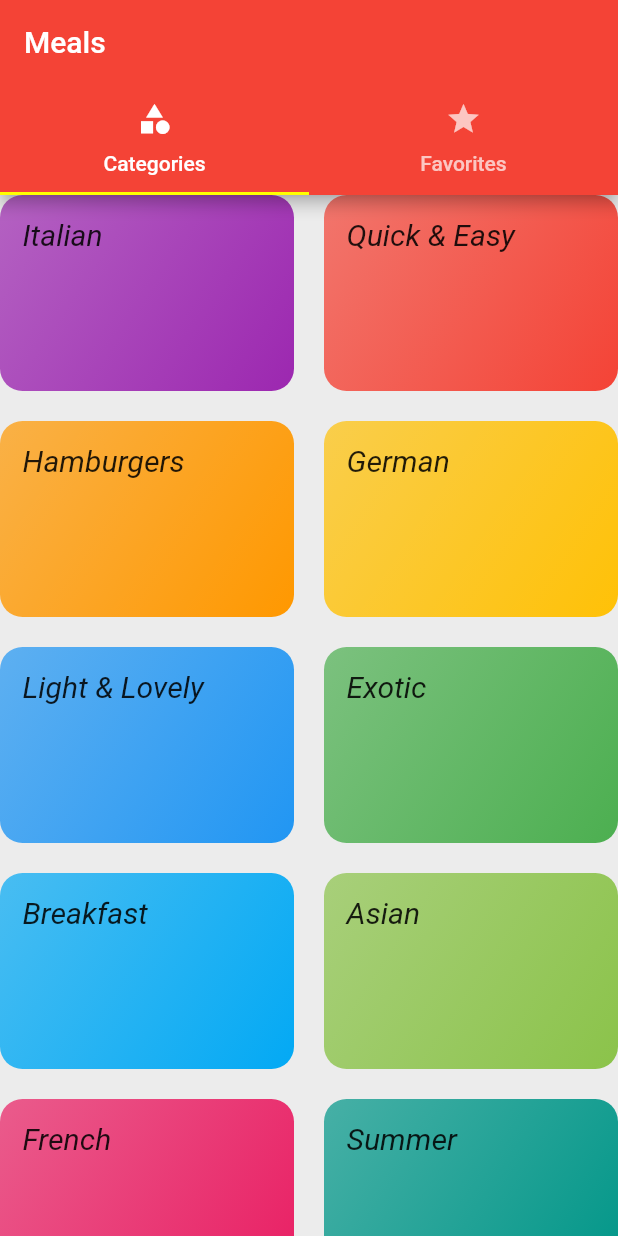
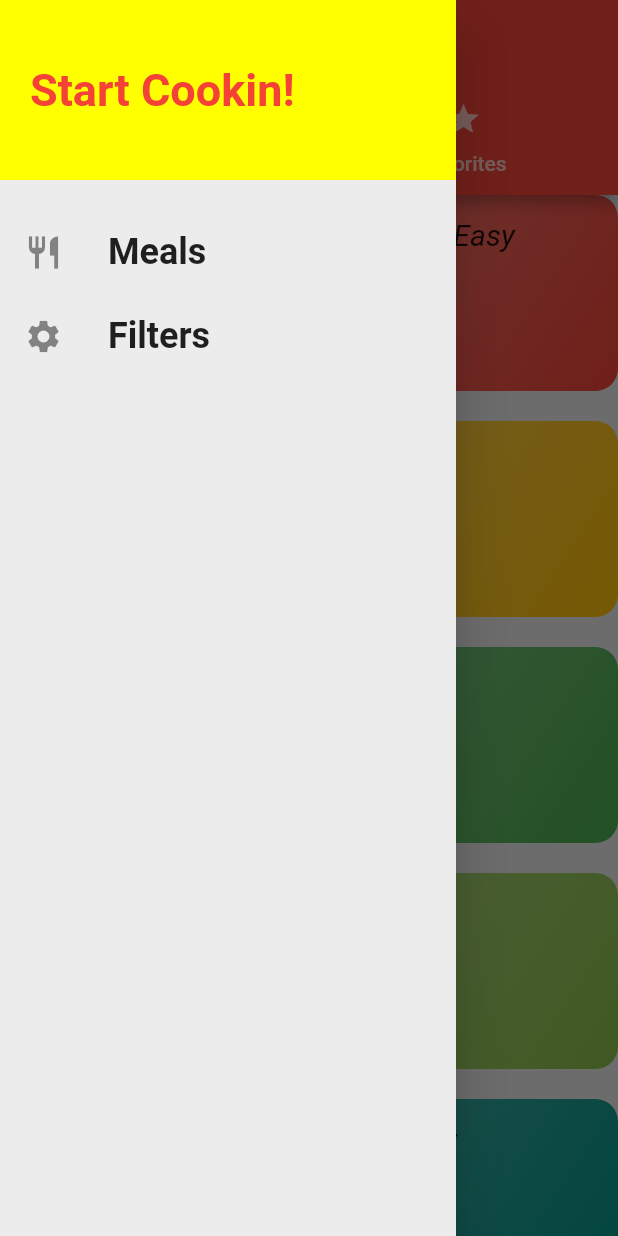
Before and after one commit to khari998/ImHungry, a Flutter app: the screen it shows after launch, with the side drawer open (before the commit the screen has no drawer), on a phone screen of 412 x 824 dp. Run offline on Flutter 3.47's test engine with Material 2 defaults, Android fonts, the phone set to English and light mode, and no system bars.

Commit message:
Added new Drawer

```diff
--- a/lib/screens/tabs.dart
+++ b/lib/screens/tabs.dart
@@ -1,5 +1,6 @@
 import 'package:flutter/material.dart';
 
+import '../widgets/main_drawer.dart';
 import './favorites.dart';
 import './food_cats.dart';
 
@@ -14,6 +15,7 @@ class _TabsState extends State<Tabs> {
     return DefaultTabController(
       length: 2,
       child: Scaffold(
+        drawer: MainDrawer(),
         appBar: AppBar(
           title: Text('Meals'),
           bottom: TabBar(
--- /dev/null
+++ b/lib/widgets/main_drawer.dart
@@ -0,0 +1,51 @@
+import 'package:flutter/material.dart';
+
+class MainDrawer extends StatelessWidget {
+  Widget buildListTile(String title, IconData icon, Function tapHandler) {
+    return ListTile(
+      leading: Icon(
+        icon,
+        size: 26,
+      ),
+      title: Text(
+        title,
+        style: TextStyle(
+          fontFamily: 'Roboto',
+          fontSize: 24,
+          fontWeight: FontWeight.bold,
+        ),
+      ),
+      onTap: tapHandler,
+    );
+  }
+
+  @override
+  Widget build(BuildContext context) {
+    return Drawer(
+      child: Column(
+        children: <Widget>[
+          Container(
+            height: 120,
+            width: double.infinity,
+            padding: EdgeInsets.all(20),
+            alignment: Alignment.centerLeft,
+            color: Theme.of(context).accentColor,
+            child: Text(
+              "Start Cookin!",
+              style: TextStyle(
+                fontWeight: FontWeight.bold,
+                fontSize: 30,
+                color: Theme.of(context).primaryColor,
+              ),
+            ),
+          ),
+          SizedBox(
+            height: 20,
+          ),
+          buildListTile('Meals', Icons.restaurant, () => Navigator.of(context).pushNamed('/')),
+          buildListTile('Filters', Icons.settings, () => Navigator.of(context).pushNamed('/')),
+        ],
+      ),
+    );
+  }
+}
```
